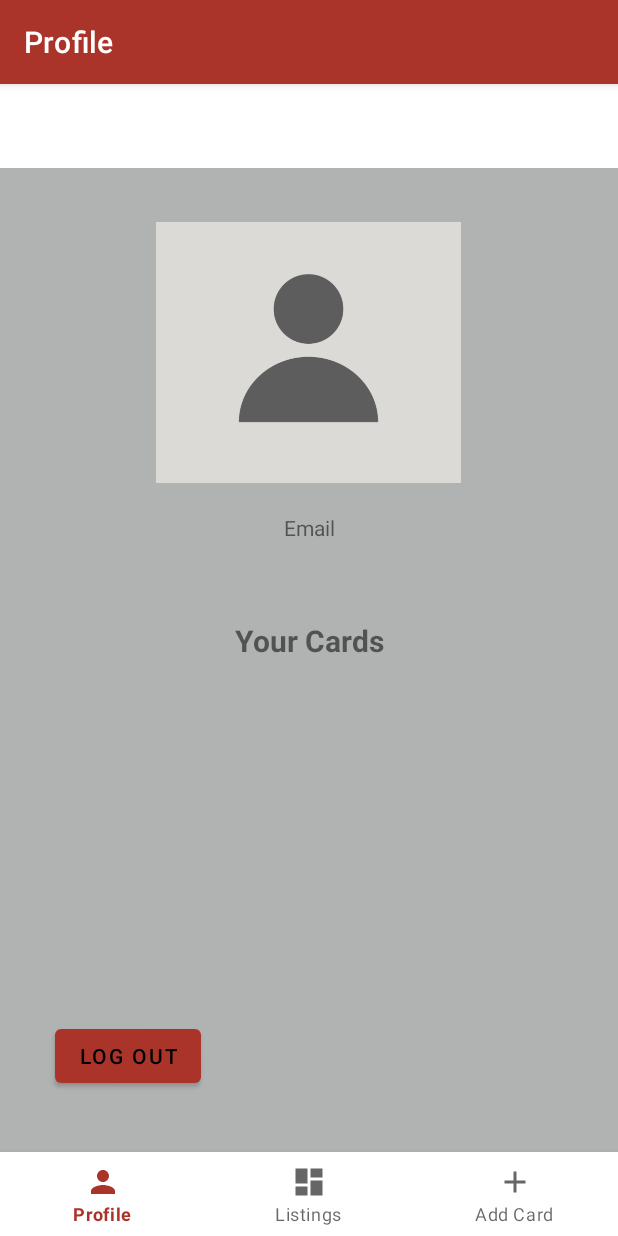
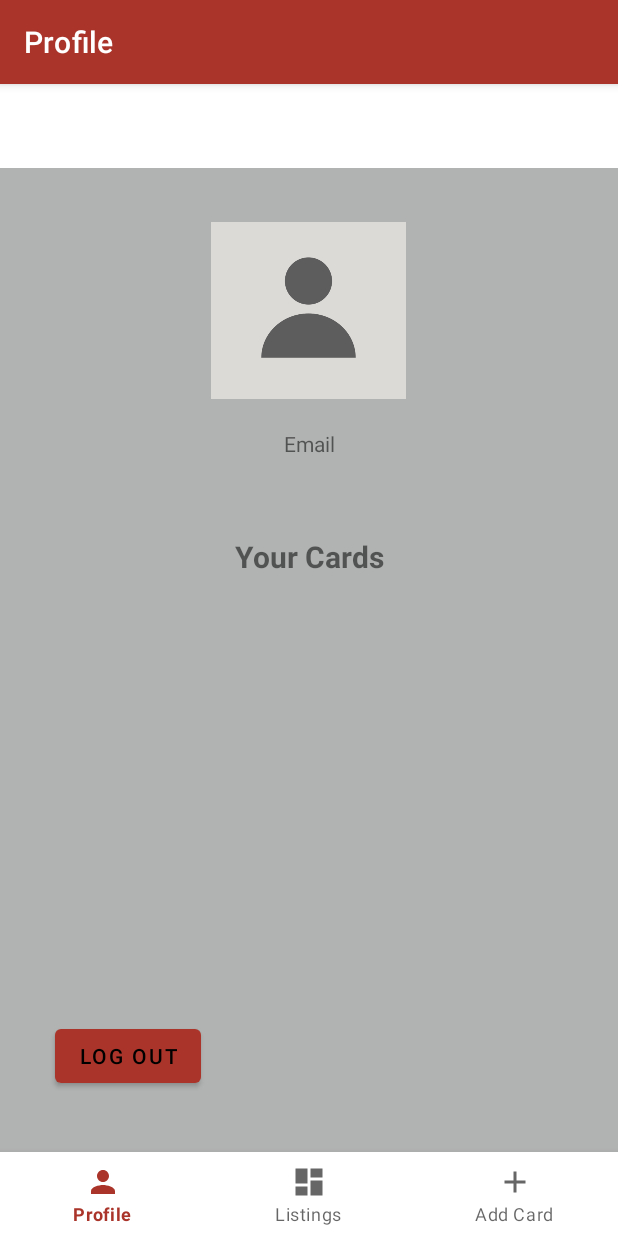
Before and after one commit to danny-doza/ReGiftCard, an Android app: the HomeFragment screen opened directly, with no data from a screen before it, on a phone screen of 412 x 824 dp. Run offline under Robolectric (Android 15) with nearby library versions, the phone set to English and light mode, and no system bars; our stand-ins replace navigation-ui.

Commit message:
made profile pic smaller

```diff
--- a/app/src/main/res/layout/fragment_home.xml
+++ b/app/src/main/res/layout/fragment_home.xml
@@ -9,8 +9,8 @@
 
     <ImageView
         android:id="@+id/profile_picture"
-        android:layout_width="203dp"
-        android:layout_height="174dp"
+        android:layout_width="130dp"
+        android:layout_height="118dp"
         android:layout_marginTop="36dp"
         android:adjustViewBounds="false"
         android:background="@color/colorProfile"
```
